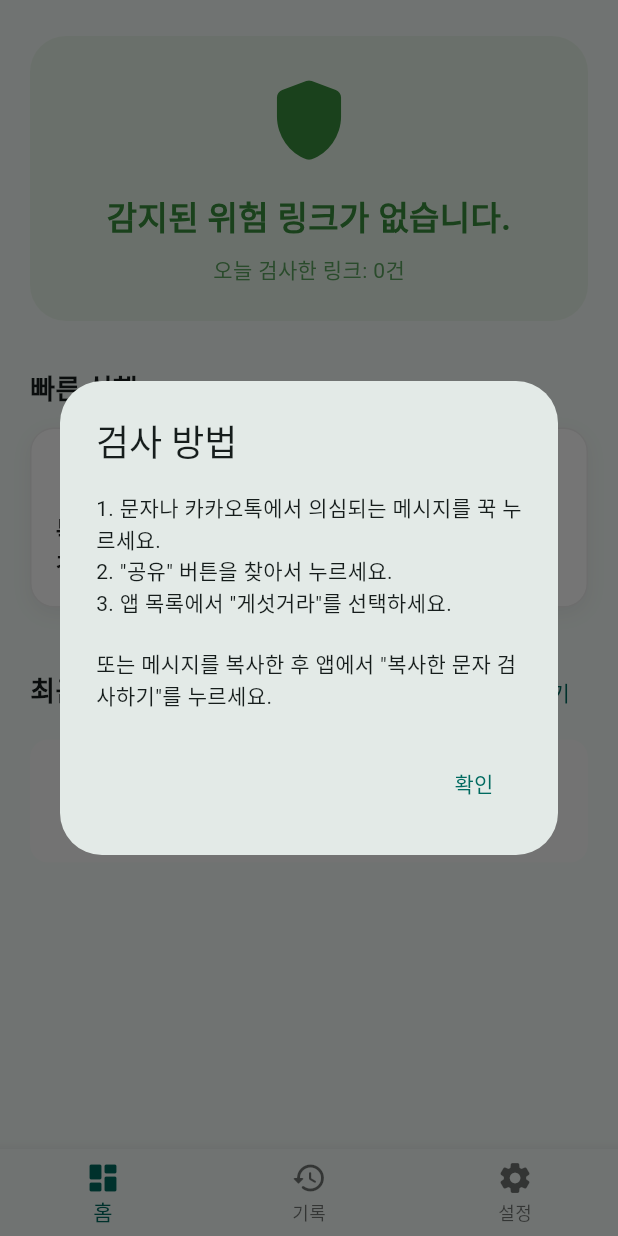
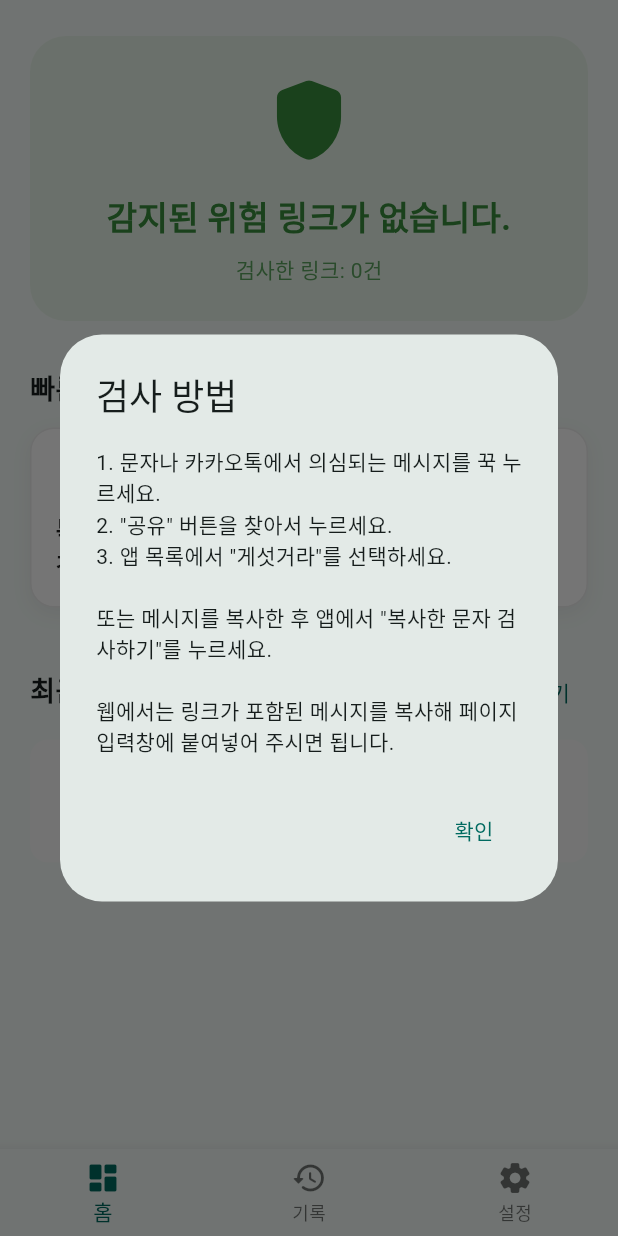
Before and after one commit to SKD-fastcampus/flutter-skd, a Flutter app: the HomePage screen opened directly, after a tap on an icon or button, on a phone screen of 412 x 824 dp. Run offline on Flutter 3.47's test engine with Material 3 defaults, Android fonts, the phone set to English and light mode, and no system bars; our stand-ins replace firebase_auth, firebase_core, flutter_slidable, shared_preferences; missing offline and left inert: kakao_flutter_sdk_user, receive_sharing_intent; accounts and stored records are empty.

Commit message:
ui 수정

```diff
--- a/lib/features/dashboard/presentation/home_page.dart
+++ b/lib/features/dashboard/presentation/home_page.dart
@@ -231,7 +231,7 @@ class _HomePageState extends State<HomePage>
                   ),
                   const SizedBox(height: 8),
                   Text(
-                    '오늘 검사한 링크: ${_recentItems.length}건',
+                    '검사한 링크: ${_recentItems.length}건',
                     style: TextStyle(
                       color: statusColor.withValues(alpha: 0.8),
                       fontSize: 14,
@@ -444,7 +444,8 @@ class _HomePageState extends State<HomePage>
           '1. 문자나 카카오톡에서 의심되는 메시지를 꾹 누르세요.\n'
           '2. "공유" 버튼을 찾아서 누르세요.\n'
           '3. 앱 목록에서 "게섯거라"를 선택하세요.\n\n'
-          '또는 메시지를 복사한 후 앱에서 "복사한 문자 검사하기"를 누르세요.',
+          '또는 메시지를 복사한 후 앱에서 "복사한 문자 검사하기"를 누르세요.\n\n'
+          '웹에서는 링크가 포함된 메시지를 복사해 페이지 입력창에 붙여넣어 주시면 됩니다.',
         ),
         actions: [
           TextButton(
```
Also changed, not shown: 3 other files.
